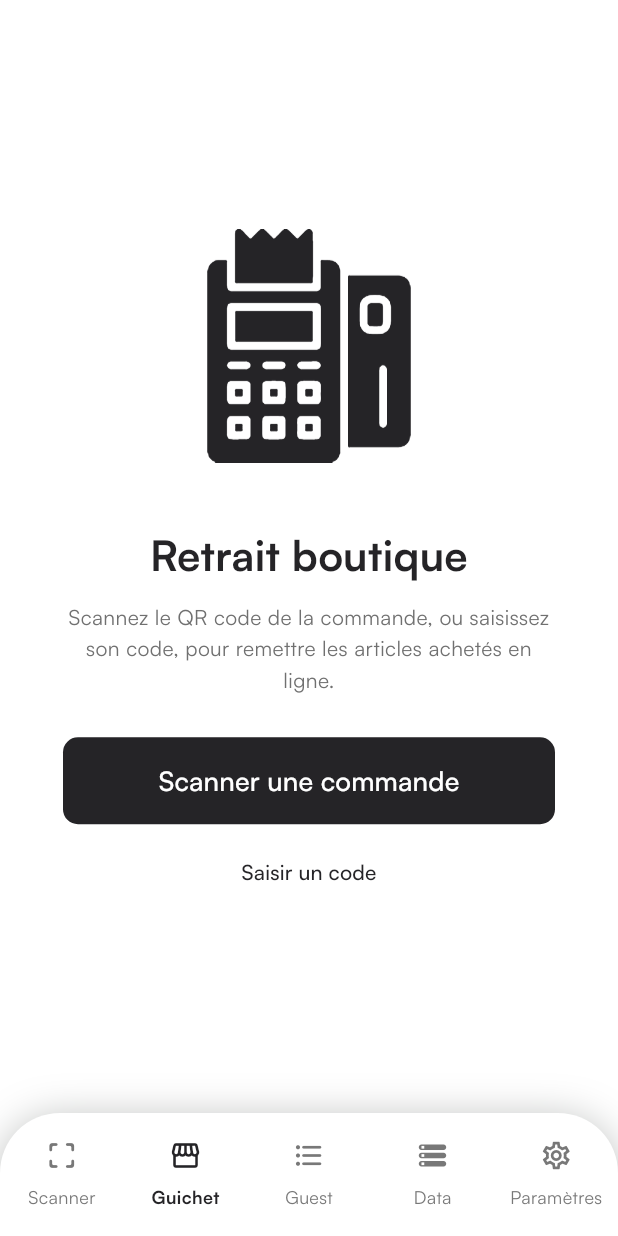
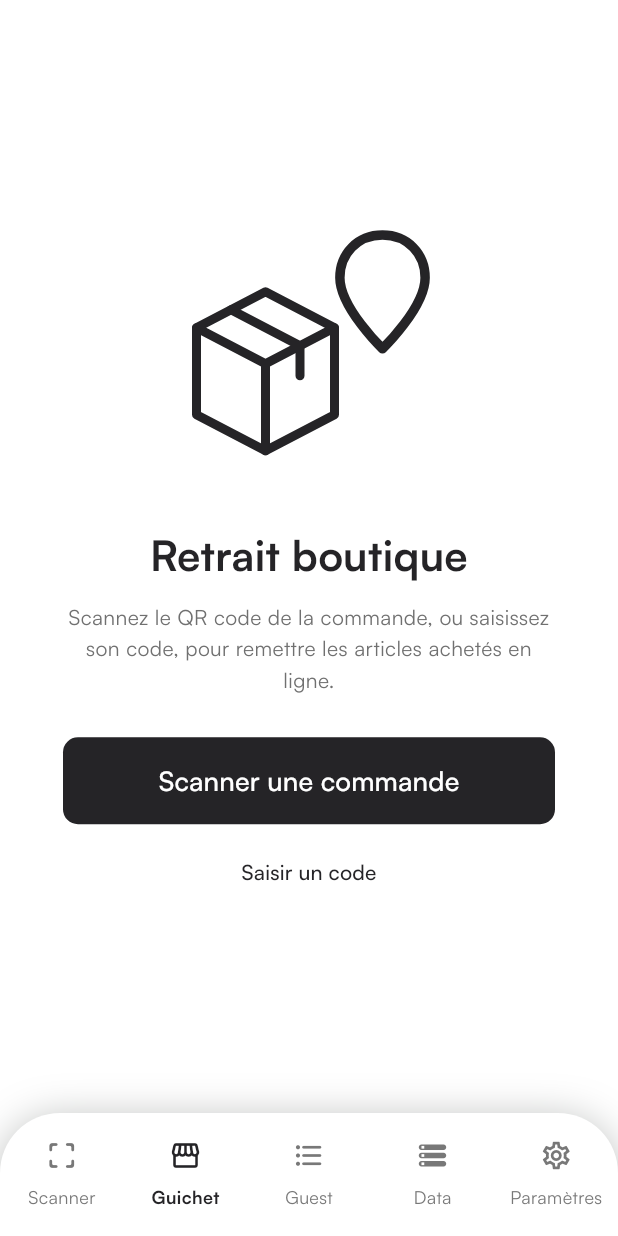
Before and after one commit to jclaude45/ticketing-platform, a Flutter app: the HomeShell screen opened directly with empty values, item 2 of the bottom bar chosen, on a phone screen of 412 x 824 dp. Run offline on Flutter 3.47's test engine with Material 3 defaults, Android fonts, the phone set to English and light mode, and no system bars; our stand-ins replace audioplayers, connectivity_plus, dio, flutter_riverpod, flutter_secure_storage, get_it and 3 more; missing offline and left inert: mobile_scanner; accounts and stored records are empty; network calls fail.

Commit message:
feat(mobile): animated parcel on the Guichet tab
colis_localisation replaces the still payment terminal and plays each time the
tab is opened; illus_pos.png, now unused, is removed.

Co-Authored-By: Claude Opus 5.5 <noreply@anthropic.com>

```diff
--- a/mobile/lib/features/home/presentation/home_shell.dart
+++ b/mobile/lib/features/home/presentation/home_shell.dart
@@ -64,7 +64,7 @@ class _HomeShellState extends ConsumerState<HomeShell> {
   Widget build(BuildContext context) {
     final tabs = [
       ScannerTab(eventId: widget.eventId),
-      GuichetTab(eventId: widget.eventId),
+      GuichetTab(eventId: widget.eventId, active: _tab == 1),
       GuestsTab(eventId: widget.eventId),
       DataTab(eventId: widget.eventId),
       SettingsTab(eventId: widget.eventId),
--- a/mobile/lib/features/home/presentation/tabs/guichet_tab.dart
+++ b/mobile/lib/features/home/presentation/tabs/guichet_tab.dart
@@ -11,7 +11,10 @@ import '../../../scanner/presentation/screens/scanner_screen.dart';
 class GuichetTab extends StatefulWidget {
   final String eventId;
 
-  const GuichetTab({super.key, required this.eventId});
+  /// The tab is on screen: its drawing plays each time it is opened
+  final bool active;
+
+  const GuichetTab({super.key, required this.eventId, this.active = true});
 
   @override
   State<GuichetTab> createState() => _GuichetTabState();
@@ -64,7 +67,7 @@ class _GuichetTabState extends State<GuichetTab> {
         children: [
           const Spacer(),
           const SizedBox(height: 40),
-          const ZcIllustration('illus_pos', height: 156),
+          ZcAnimatedIllustration('colis_localisation', height: 156, active: widget.active),
           const SizedBox(height: 44),
           Text(
             'Retrait boutique',
```
Also changed, not shown: mobile/assets/images/illus_pos.png (deleted).
